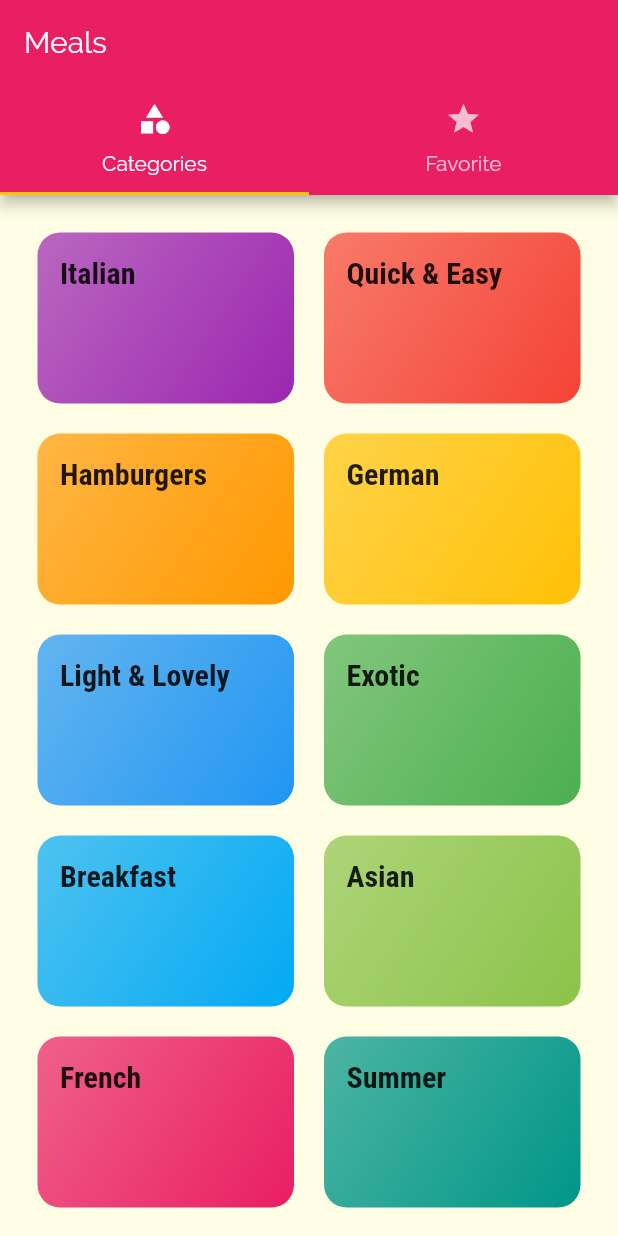
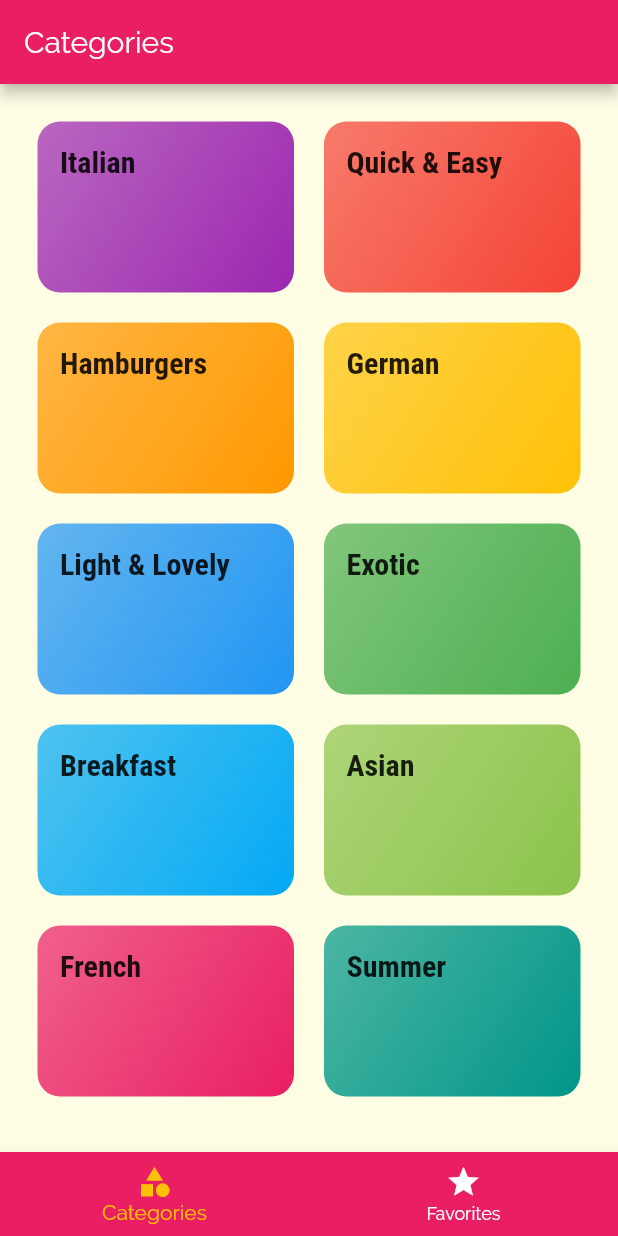
Before and after one commit to sannidhya-kushwaha/Meals_App, a Flutter app: the screen it shows after launch, on a phone screen of 412 x 824 dp. Run offline on Flutter 3.47's test engine with Material 2 defaults, Android fonts, the phone set to English and light mode, and no system bars.

```diff
--- a/lib/screens/tabs_screen.dart
+++ b/lib/screens/tabs_screen.dart
@@ -1,7 +1,7 @@
-import 'package:Meals_App/screens/favorites_screen.dart';
+import 'package:flutter/material.dart';
 
+import './favorites_screen.dart';
 import './categories_screen.dart';
-import 'package:flutter/material.dart';
 
 class TabsScreen extends StatefulWidget {
   @override
@@ -9,37 +9,51 @@ class TabsScreen extends StatefulWidget {
 }
 
 class _TabsScreenState extends State<TabsScreen> {
+  final List<Map<String, Object>> _pages = [
+    {
+      'page': CategoriesScreen(),
+      'title': 'Categories',
+    },
+    {
+      'page': FavoritesScreen(),
+      'title': 'Your Favorite',
+    },
+  ];
+  int _selectedPageIndex = 0;
+
+  void _selectPage(int index) {
+    setState(() {
+      _selectedPageIndex = index;
+    });
+  }
+
   @override
   Widget build(BuildContext context) {
-    return DefaultTabController(
-      length: 2,
-      // initialIndex: 0,
-      child: Scaffold(
-        appBar: AppBar(
-          title: Text('Meals'),
-          bottom: TabBar(
-            tabs: [
-              Tab(
-                icon: Icon(
-                  Icons.category,
-                ),
-                text: 'Categories',
-              ),
-              Tab(
-                icon: Icon(
-                  Icons.star,
-                ),
-                text: 'Favorite',
-              )
-            ],
+    return Scaffold(
+      appBar: AppBar(
+        title: Text(_pages[_selectedPageIndex]['title']),
+      ),
+      body: _pages[_selectedPageIndex]['page'],
+      bottomNavigationBar: BottomNavigationBar(
+        onTap: _selectPage,
+        backgroundColor: Theme.of(context).primaryColor,
+        unselectedItemColor: Colors.white,
+        selectedItemColor: Theme.of(context).accentColor,
+
+        currentIndex: _selectedPageIndex,
+        // type: BottomNavigationBarType.shifting,   //For Animation
+        items: [
+          BottomNavigationBarItem(
+            backgroundColor: Theme.of(context).primaryColor, //For Animation
+            icon: Icon(Icons.category),
+            title: Text('Categories'),
           ),
-        ),
-        body: TabBarView(
-          children: [
-            CategoriesScreen(),
-            FavoritesScreen(),
-          ],
-        ),
+          BottomNavigationBarItem(
+            // backgroundColor: Theme.of(context).primaryColor,     //For Animation
+            icon: Icon(Icons.star),
+            title: Text('Favorites'),
+          ),
+        ],
       ),
     );
   }
```
